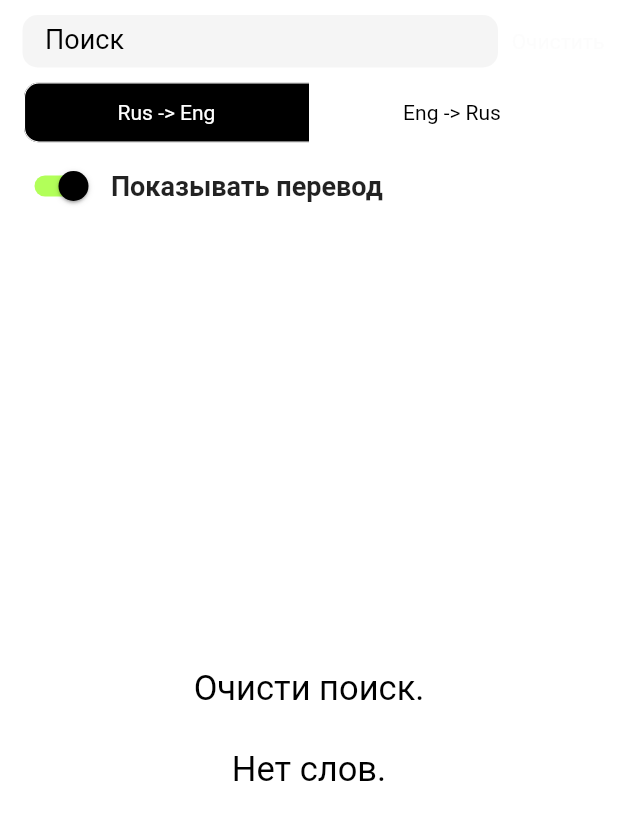
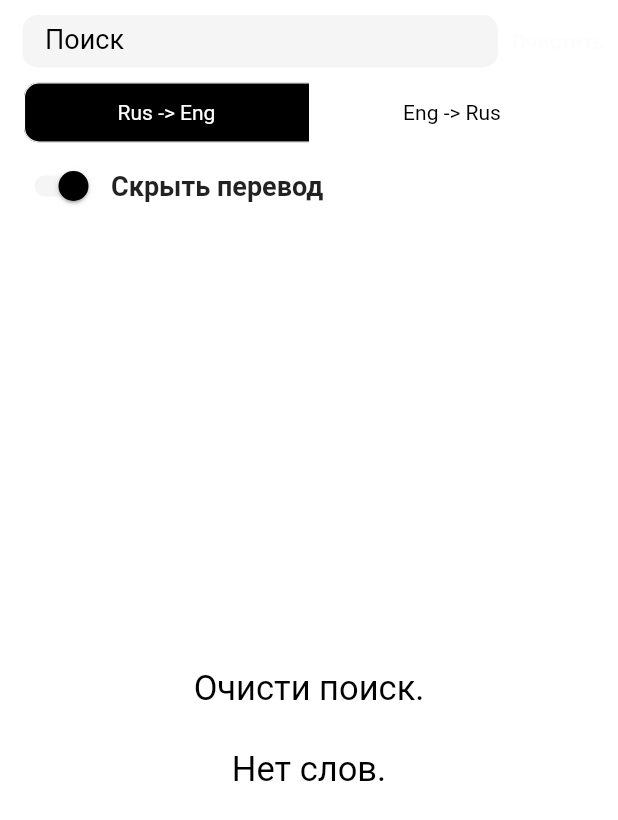
Before and after one commit to Hudihka/English_dictionary_flutter, a Flutter app: the CrammingContent screen opened directly, on a phone screen of 412 x 824 dp. Shown: the top 820 px of the screen. Run offline on Flutter 3.47's test engine with Material 2 defaults, Android fonts, the phone set to English and light mode, and no system bars; drawn by our look-alikes of material_segmented_control; our stand-ins replace flutter_bloc, hive, hive_flutter, shared_preferences; accounts and stored records are empty; generated files the repository leaves out were written again.

Commit message:
свитч и сегмент экшены

```diff
--- a/lib/Pages/Cramming.dart
+++ b/lib/Pages/Cramming.dart
@@ -206,12 +206,12 @@ class CrammingContent extends StatelessWidget {
             onChanged: (value) {
               // setState(() {});
             },
-            activeTrackColor: Colors.lightGreenAccent,
+            activeTrackColor: "F2F2F2".getColor(alpha: 0.75),
             activeColor: Colors.black,
           ),
         SizedBox(width: 5),
         Container(
-          child: Text('Показывать перевод', textAlign: TextAlign.left, style: TextStyle(fontSize: 18, fontWeight: FontWeight.w600),),
+          child: Text('Скрыть перевод', textAlign: TextAlign.left, style: TextStyle(fontSize: 18, fontWeight: FontWeight.w600),),
         )
 
       ]
```
